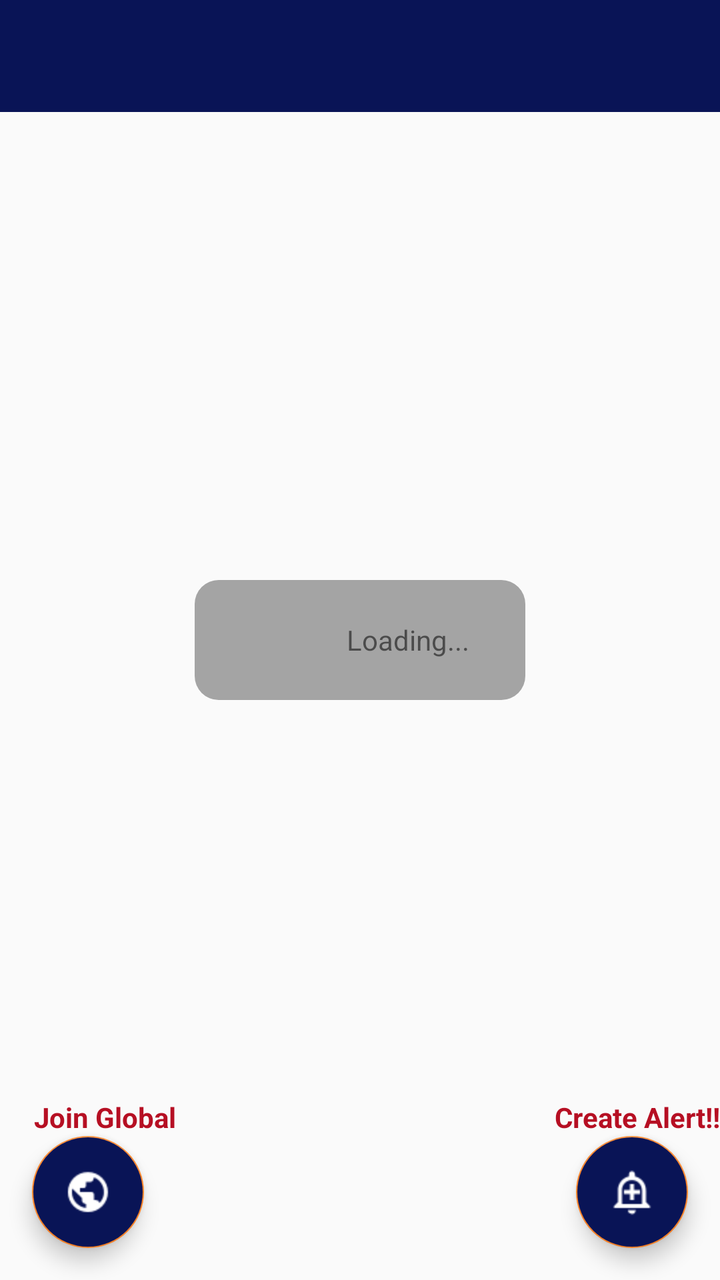
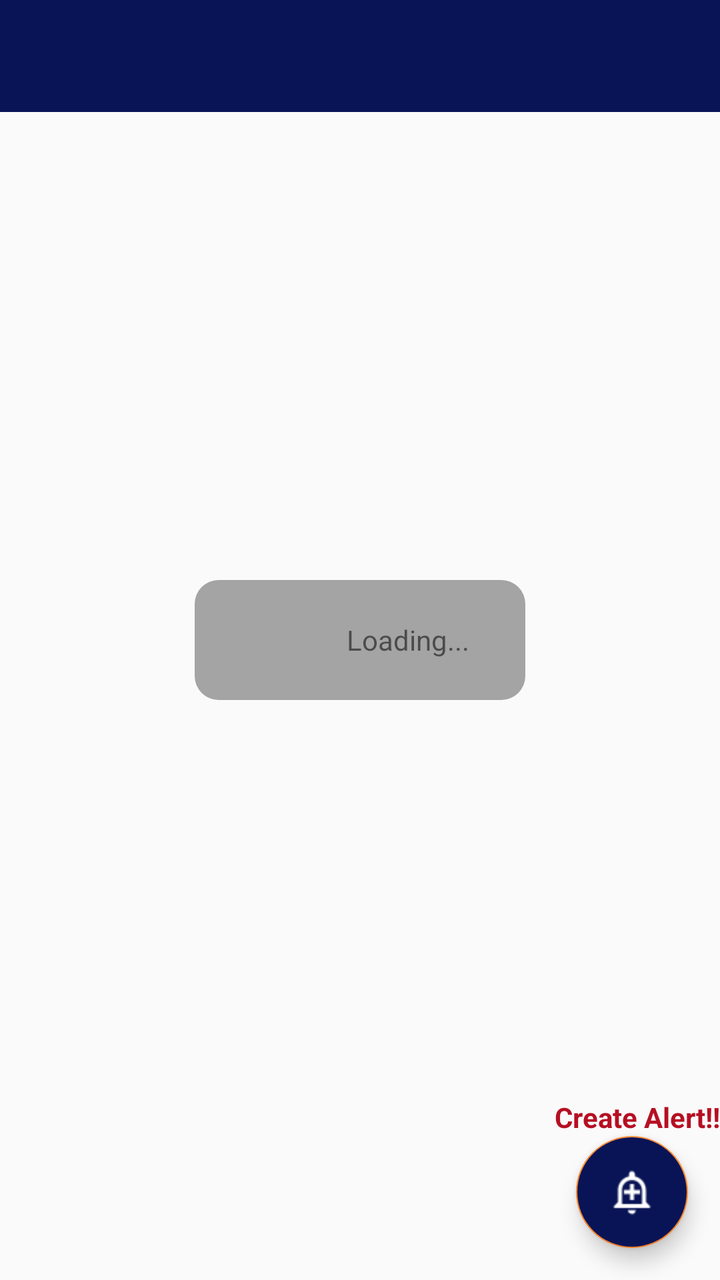

Two renders of the same Android screen: before a commit and after it. Below are the layout's source before the change and the commit's diff.
<!-- AndroidManifest.xml: application theme AppTheme -->
<!-- res/layout/activity_home.xml -->
<?xml version="1.0" encoding="utf-8"?>
<androidx.constraintlayout.widget.ConstraintLayout xmlns:android="http://schemas.android.com/apk/res/android"
    xmlns:app="http://schemas.android.com/apk/res-auto"
    xmlns:tools="http://schemas.android.com/tools"
    android:layout_width="match_parent"
    android:layout_height="match_parent"
    tools:context=".MainActivity">
    <com.google.android.material.appbar.AppBarLayout
        android:id="@+id/layout"

        android:layout_width="match_parent"
        android:layout_height="wrap_content"
        app:layout_constraintTop_toTopOf="parent"
        android:theme="@style/AppTheme.AppBarOverlay">
        <androidx.appcompat.widget.Toolbar
            android:id="@+id/toolbar"
            android:layout_width="match_parent"
            android:layout_height="?attr/actionBarSize"
            android:background="?attr/colorPrimary"
            app:popupTheme="@style/AppTheme.PopupOverlay" />


    </com.google.android.material.appbar.AppBarLayout>


    <androidx.recyclerview.widget.RecyclerView
        android:id="@+id/recycler_view"
        android:layout_width="match_parent"
        android:layout_height="wrap_content"
        android:layout_marginTop="@dimen/_10sdp"
        android:orientation="vertical"
        android:scrollbars="vertical"
        android:visibility="visible"
        app:layout_constraintLeft_toLeftOf="parent"
        app:layout_constraintRight_toRightOf="parent"
        app:layout_constraintTop_toBottomOf="@+id/layout" />


    <LinearLayout
        android:id="@+id/layout_discussions_progress"
        android:layout_width="wrap_content"
        android:layout_height="wrap_content"
        android:layout_centerInParent="true"
        android:background="@drawable/progress_background"
        android:orientation="horizontal"
        android:paddingHorizontal="20dp"
        android:paddingVertical="6dp"
        android:visibility="visible"
        app:layout_constraintBottom_toBottomOf="parent"
        app:layout_constraintEnd_toEndOf="parent"
        app:layout_constraintHorizontal_bias="0.5"
        app:layout_constraintStart_toStartOf="parent"
        app:layout_constraintTop_toTopOf="parent">

        <ProgressBar
            android:layout_width="wrap_content"
            android:layout_height="wrap_content" />

        <TextView
            android:layout_width="wrap_content"
            android:layout_height="wrap_content"
            android:layout_gravity="center_vertical"
            android:layout_marginHorizontal="8dp"
            android:text="Loading..." />

    </LinearLayout>





    <TextView
        android:layout_width="wrap_content"
        android:layout_height="wrap_content"
        android:text="No Data"
        app:layout_constraintBottom_toBottomOf="parent"
        app:layout_constraintEnd_toEndOf="parent"
        android:background="@drawable/error"
        app:layout_constraintHorizontal_bias="0.5"
        app:layout_constraintStart_toStartOf="parent"
        android:id="@+id/texterror"
        app:layout_constraintTop_toBottomOf="@+id/layout"
        android:paddingHorizontal="16dp"
        android:paddingVertical="17dp"
        android:textColor="@color/error"
        android:textSize="17sp"
        android:visibility="gone"/>

    <FrameLayout
        android:id="@+id/main_fragment"
        android:layout_width="match_parent"
        android:layout_height="match_parent"
        android:orientation="vertical"
        app:layout_constraintBottom_toBottomOf="parent"
        app:layout_constraintHorizontal_bias="0.0"
        app:layout_constraintLeft_toLeftOf="parent"
        app:layout_constraintRight_toRightOf="parent"
        app:layout_constraintTop_toTopOf="parent"
        app:layout_constraintVertical_bias="0.0">




    <LinearLayout
        android:layout_width="wrap_content"
        android:layout_height="wrap_content"
        android:layout_gravity="bottom|end"
        android:id="@+id/linear"
        android:orientation="vertical">

        <TextView
            android:layout_width="wrap_content"
            android:layout_height="wrap_content"
            android:layout_gravity="bottom|end"
            android:text="Create Alert!!"
            android:textStyle="bold"
            android:layout_marginRight="@dimen/_5sdp"
            android:textColor="@color/error" />

        <com.google.android.material.floatingactionbutton.FloatingActionButton
            android:id="@+id/floating_action_button"
            style="@style/Widget.Design.FloatingActionButton"
            android:layout_width="wrap_content"
            android:layout_height="wrap_content"
            android:layout_gravity="bottom|end"
            android:layout_marginRight="16dp"
            android:layout_marginBottom="16dp"
            android:background="@color/colorPrimary"
            android:backgroundTint="@color/colorPrimary"
            app:srcCompat="@drawable/addalaert"
            android:layout_marginEnd="16dp" />





    </LinearLayout>

    <LinearLayout
        android:layout_width="wrap_content"
        android:layout_height="wrap_content"
        android:layout_gravity="bottom|start"
        android:id="@+id/linear2"
        android:orientation="vertical">

        <TextView
            android:layout_width="wrap_content"
            android:layout_height="wrap_content"
            android:layout_gravity="bottom|end"
            android:text="Join Global"
            android:textStyle="bold"
            android:layout_marginRight="@dimen/_5sdp"
            android:textColor="@color/error" />

        <com.google.android.material.floatingactionbutton.FloatingActionButton
            android:id="@+id/joinGlobal"
            style="@style/Widget.Design.FloatingActionButton"
            android:layout_width="wrap_content"
            android:layout_height="wrap_content"
            android:layout_gravity="bottom|end"
            android:layout_marginLeft="16dp"
            android:layout_marginBottom="16dp"
            android:background="@color/colorPrimary"
            android:backgroundTint="@color/colorPrimary"
            app:srcCompat="@drawable/global"
            android:layout_marginEnd="16dp"
            android:layout_marginStart="16dp" />

    </LinearLayout>

    </FrameLayout>

</androidx.constraintlayout.widget.ConstraintLayout>
<!-- resources referenced by this layout -->
<resources>
  <color name="colorPrimary">#091456</color>
  <color name="error">#B60F23</color>
  <!-- drawable addalaert: png bitmap (drawable, 363 bytes) -->
  <!-- drawable error (drawable) -->
  <?xml version="1.0" encoding="utf-8"?>
  <shape xmlns:android="http://schemas.android.com/apk/res/android"
      android:shape="rectangle">
  
      <solid android:color="#e4e4e4"/>
  
      <corners android:radius="10dp"/>
  
  </shape>
  <!-- drawable global: png bitmap (drawable, 502 bytes) -->
  <!-- drawable progress_background (drawable) -->
  <?xml version="1.0" encoding="utf-8"?>
  <shape xmlns:android="http://schemas.android.com/apk/res/android"
      android:shape="rectangle">
  
      <corners android:radius="12dp"/>
  
      <solid android:color="#a4a4a4"/>
  
  </shape>
  <style name="AppTheme.AppBarOverlay" parent="ThemeOverlay.AppCompat.Dark.ActionBar" />
  <style name="AppTheme.PopupOverlay" parent="ThemeOverlay.AppCompat.Light" />
  <style name="AppTheme" parent="Theme.AppCompat.Light.DarkActionBar">
          
          <item name="colorPrimary">@color/colorPrimary</item>
          <item name="colorPrimaryDark">@color/colorPrimaryDark</item>
          <item name="colorAccent">@color/colorAccent</item>
      </style>
  <color name="colorPrimaryDark">#091456</color>
  <color name="colorAccent">#ff8528</color>
</resources>

<!-- the commit's change to res/layout/activity_home.xml (unified diff, before → after) -->
@@ -141,6 +141,7 @@
         android:layout_height="wrap_content"
         android:layout_gravity="bottom|start"
         android:id="@+id/linear2"
+        android:visibility="gone"
         android:orientation="vertical">
 
         <TextView
